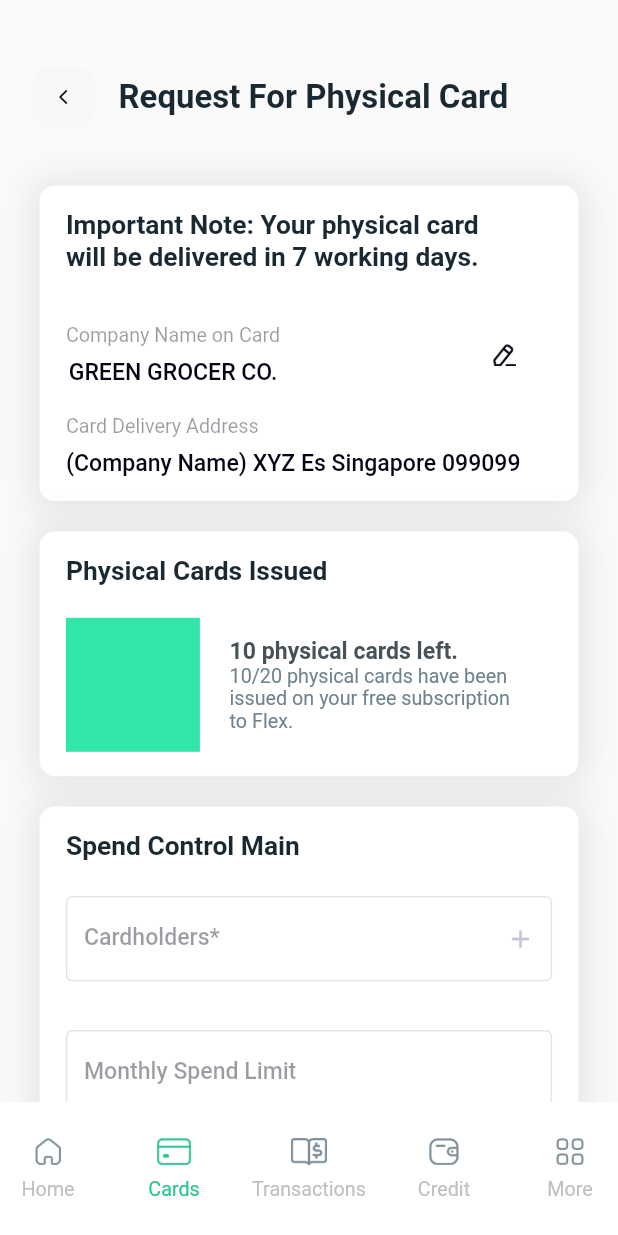
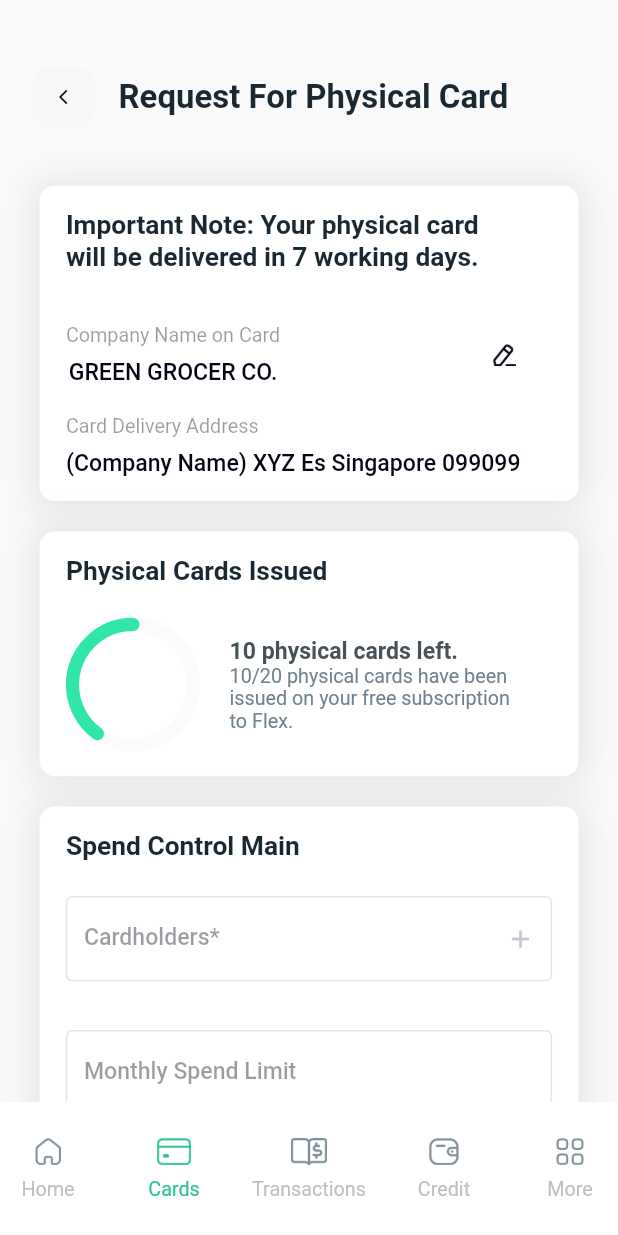
Before and after one commit to bestmycode/FlexMobileApp, a Flutter app: the RequestCard screen opened directly, on a phone screen of 412 x 824 dp. Run offline on Flutter 3.47's test engine with Material 2 defaults, Android fonts, the phone set to English and light mode, and no system bars; drawn by our look-alikes of percent_indicator; our stand-ins replace expandable, localstorage; missing offline and left inert: country_pickers, indexed.

Commit message:
implement circular progress

```diff
--- a/lib/ui/main/cards/request_card.dart
+++ b/lib/ui/main/cards/request_card.dart
@@ -1,7 +1,7 @@
 import 'dart:ui';
 
 import 'package:flexflutter/ui/main/cards/name_on_card.dart';
-import 'package:flexflutter/ui/main/cards/physical_my_card.dart';
+import 'package:percent_indicator/percent_indicator.dart';
 import 'package:flexflutter/ui/main/cards/physical_team_card.dart';
 import 'package:flexflutter/ui/widgets/custom_bottom_bar.dart';
 import 'package:flexflutter/ui/widgets/custom_header.dart';
@@ -11,6 +11,7 @@ import 'package:flexflutter/ui/widgets/custom_textfield.dart';
 import 'package:flutter/cupertino.dart';
 import 'package:flutter/material.dart';
 import 'package:flexflutter/utils/scale.dart';
+import 'dart:math' as math;
 
 class RequestCard extends StatefulWidget {
 
@@ -222,19 +223,23 @@ class RequestCardState extends State<RequestCard> {
           const CustomSpacer(size: 20),
           Row(
             children: [
-              // CircleProgressBar(
-              //   200.0,
-              //   backgroundColor: Colors.red,
-              //   foreColor: Colors.amberAccent,
-              //   startNumber: 0,
-              //   maxNumber: 50,
-              //   duration: 3000,
-              //   textPercent: false,
-              // )
-              Container(
-                width: hScale(88),
-                height: hScale(88),
-                color: const Color(0xFF30E7A9),
+              Transform(
+                alignment: Alignment.center,
+                transform: Matrix4.rotationY(math.pi),
+                child: SizedBox(
+                  width: hScale(88),
+                  height: hScale(88),
+                  child: CircularPercentIndicator(
+                    radius: hScale(88),
+                    lineWidth: wScale(8),
+                    animation: true,
+                    animationDuration: 5,
+                    percent: 0.4,
+                    circularStrokeCap: CircularStrokeCap.round,
+                    backgroundColor: const Color(0xFFFAFBFC),
+                    progressColor: const Color(0xFF30E7A9),
+                  ),
+                ),
               ),
               SizedBox(width: wScale(18)),
               Column(
--- a/pubspec.yaml
+++ b/pubspec.yaml
@@ -39,6 +39,7 @@ dependencies:
   expandable: ^5.0.1
   indexed: ^0.0.6
   country_pickers: ^2.0.0
+  percent_indicator: ^3.4.0
 
 dev_dependencies:
   flutter_test:
```
Also changed, not shown: pubspec.lock.
